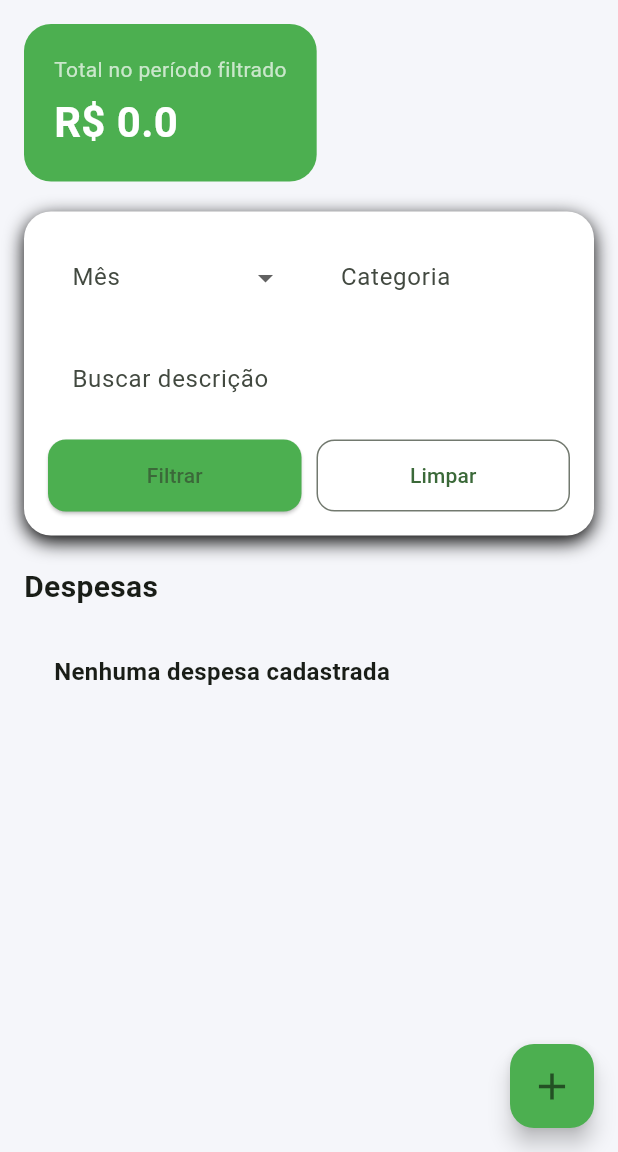
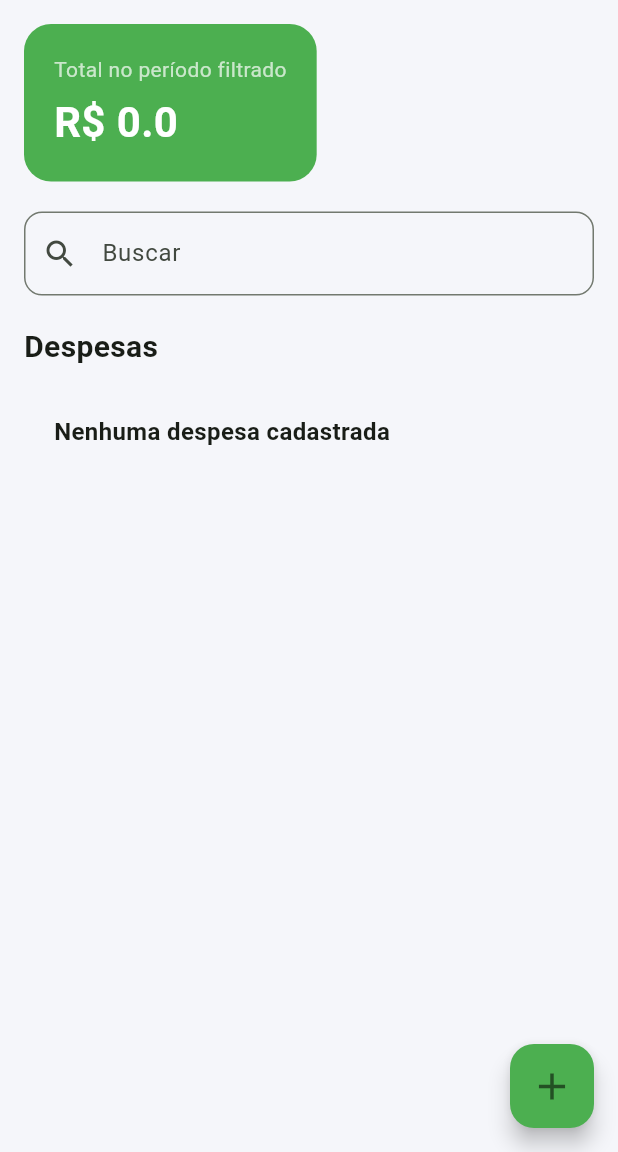
Before and after one commit to lewitzki/Controle_Despesas_Flutter, a Flutter app: the HomePage screen opened directly, on a phone screen of 412 x 824 dp, the part 84-1236 px from its top. Run offline on Flutter 3.47's test engine with Material 3 defaults, Android fonts, the phone set to English and light mode, and no system bars; our stand-ins replace cloud_firestore, firebase_core; accounts and stored records are empty.

```diff
--- a/lib/home.dart
+++ b/lib/home.dart
@@ -18,8 +18,9 @@ class HomePage extends StatefulWidget {
 }
 
 class _HomePageState extends State<HomePage> {
+  double valorTotal = 0;
   List<Expense> expenses = [];
-  double valorTotal = 0;
+  List<Expense> expensesFiltrados = [];
 
   @override
   void initState() {
@@ -30,7 +31,19 @@ class _HomePageState extends State<HomePage> {
   void carregar() async {
     expenses = await Expense.carregarDados();
     valorTotal = expenses.fold(0.0, (soma, item) => soma + item.valor);
+    expensesFiltrados = expenses;
     setState(() {});
+  }
+
+  void filtrar(String value) {
+    setState(() {
+      expensesFiltrados = expenses
+          .where(
+            (item) =>
+                item.descricao.toLowerCase().contains(value.toLowerCase()),
+          )
+          .toList();
+    });
   }
 
   void _createOrUpdate(bool isCreate, Expense expense) {
@@ -192,118 +205,17 @@ class _HomePageState extends State<HomePage> {
 
               const SizedBox(height: 20),
 
-              _buildRoundedCard(
-                child: Column(
-                  children: [
-                    Row(
-                      children: [
-                        Expanded(
-                          child: DropdownButtonFormField<String>(
-                            decoration: _inputDecoration('Mês'),
-                            items: const [
-                              DropdownMenuItem(
-                                value: 'all',
-                                child: Text('Todos'),
-                              ),
-                              DropdownMenuItem(
-                                value: '01',
-                                child: Text('Janeiro'),
-                              ),
-                              DropdownMenuItem(
-                                value: '02',
-                                child: Text('Fevereiro'),
-                              ),
-                              DropdownMenuItem(
-                                value: '03',
-                                child: Text('Março'),
-                              ),
-                              DropdownMenuItem(
-                                value: '04',
-                                child: Text('Abril'),
-                              ),
-                              DropdownMenuItem(
-                                value: '05',
-                                child: Text('Maio'),
-                              ),
-                              DropdownMenuItem(
-                                value: '06',
-                                child: Text('Junho'),
-                              ),
-                              DropdownMenuItem(
-                                value: '07',
-                                child: Text('Julho'),
-                              ),
-                              DropdownMenuItem(
-                                value: '08',
-                                child: Text('Agosto'),
-                              ),
-                              DropdownMenuItem(
-                                value: '09',
-                                child: Text('Setembro'),
-                              ),
-                              DropdownMenuItem(
-                                value: '10',
-                                child: Text('Outubro'),
-                              ),
-                              DropdownMenuItem(
-                                value: '11',
-                                child: Text('Novembro'),
-                              ),
-                              DropdownMenuItem(
-                                value: '12',
-                                child: Text('Dezembro'),
-                              ),
-                            ],
-                            onChanged: (v) {},
-                          ),
-                        ),
-                        const SizedBox(width: 10),
-                        Expanded(
-                          child: TextField(
-                            decoration: _inputDecoration('Categoria'),
-                          ),
-                        ),
-                      ],
-                    ),
-
-                    const SizedBox(height: 12),
-
-                    TextField(decoration: _inputDecoration('Buscar descrição')),
-
-                    const SizedBox(height: 12),
-
-                    Row(
-                      children: [
-                        Expanded(
-                          child: ElevatedButton(
-                            style: ElevatedButton.styleFrom(
-                              backgroundColor: Colors.green,
-                              padding: const EdgeInsets.symmetric(vertical: 14),
-                              shape: RoundedRectangleBorder(
-                                borderRadius: BorderRadius.circular(12),
-                              ),
-                            ),
-                            onPressed: () {},
-                            child: const Text('Filtrar'),
-                          ),
-                        ),
-                        const SizedBox(width: 10),
-                        Expanded(
-                          child: OutlinedButton(
-                            style: OutlinedButton.styleFrom(
-                              padding: const EdgeInsets.symmetric(vertical: 14),
-                              shape: RoundedRectangleBorder(
-                                borderRadius: BorderRadius.circular(12),
-                              ),
-                            ),
-                            onPressed: () {},
-                            child: const Text('Limpar'),
-                          ),
-                        ),
-                      ],
-                    ),
-                  ],
+              TextField(
+                decoration: InputDecoration(
+                  labelText: "Buscar",
+                  prefixIcon: Icon(Icons.search),
+                  border: OutlineInputBorder(
+                    borderRadius: BorderRadius.circular(12),
+                  ),
                 ),
+                onChanged: (value) {
+                  filtrar(value);
+                },
               ),
 
               const SizedBox(height: 20),
@@ -328,7 +240,7 @@ class _HomePageState extends State<HomePage> {
                           ),
                         ),
                       ]
-                    : expenses.map((item) {
+                    : expensesFiltrados.map((item) {
                         return Expense(
                           id: item.id,
                           descricao: item.descricao,
@@ -346,28 +258,4 @@ class _HomePageState extends State<HomePage> {
       ),
     );
   }
-
-  static InputDecoration _inputDecoration(String label) {
-    return InputDecoration(
-      labelText: label,
-      filled: true,
-      fillColor: Colors.white,
-      border: OutlineInputBorder(
-        borderRadius: BorderRadius.circular(14),
-        borderSide: BorderSide.none,
-      ),
-    );
-  }
-
-  static Widget _buildRoundedCard({required Widget child}) {
-    return Container(
-      padding: const EdgeInsets.all(16),
-      decoration: BoxDecoration(
-        color: Colors.white,
-        borderRadius: BorderRadius.circular(18),
-        boxShadow: [BoxShadow(blurRadius: 10, offset: const Offset(0, 4))],
-      ),
-      child: child,
-    );
-  }
 }
```
